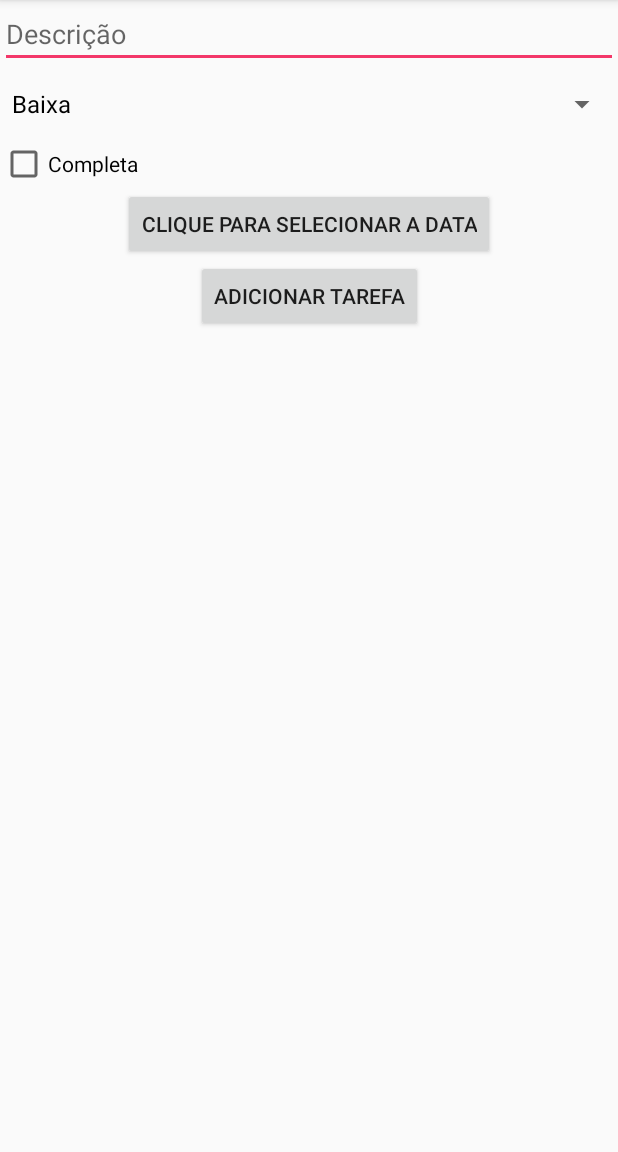
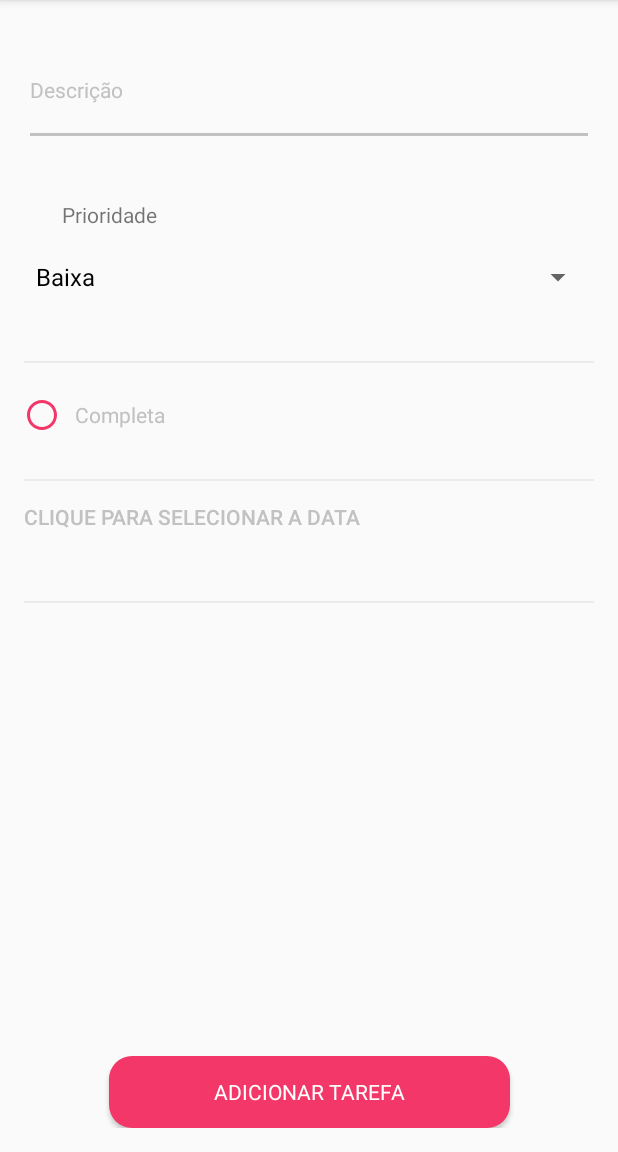
Before and after one commit to erikaAkab/task, an Android app: the TaskFormActivity screen opened directly, with no data from a screen before it, on a phone screen of 412 x 824 dp, the part 84-1236 px from its top. Run offline under Robolectric (Android 15) with nearby library versions, the phone set to English and light mode, and no system bars.

Commit message:
finish layouts

```diff
--- a/app/src/main/res/layout/activity_register.xml
+++ b/app/src/main/res/layout/activity_register.xml
@@ -5,6 +5,7 @@
         xmlns:app="http://schemas.android.com/apk/res-auto"
         android:layout_width="match_parent"
         android:layout_height="match_parent"
+        android:padding="@dimen/activity_vertical_margin"
         tools:context=".views.RegisterActivity">
 
     <EditText android:id="@+id/editName"
@@ -13,6 +14,8 @@
               app:layout_constraintLeft_toLeftOf="parent"
               app:layout_constraintRight_toRightOf="parent"
               app:layout_constraintTop_toTopOf="parent"
+              android:drawableLeft="@drawable/ic_name"
+              style="@style/mGrayEditText"
               android:hint="@string/nome"/>
 
     <EditText android:id="@+id/editEmail"
@@ -22,6 +25,8 @@
               app:layout_constraintRight_toRightOf="parent"
               app:layout_constraintTop_toBottomOf="@id/editName"
               android:inputType="textEmailAddress"
+              style="@style/mGrayEditText"
+              android:drawableLeft="@drawable/ic_mail"
               android:hint="@string/email"/>
 
     <EditText android:id="@+id/editPassword"
@@ -31,6 +36,8 @@
               app:layout_constraintRight_toRightOf="parent"
               app:layout_constraintTop_toBottomOf="@id/editEmail"
               android:inputType="textPassword"
+              android:drawableLeft="@drawable/ic_lock"
+              style="@style/mGrayEditText"
               android:hint="@string/senha"/>
 
     <Button android:id="@+id/buttonSave"
@@ -38,7 +45,8 @@
             android:layout_height="wrap_content"
             android:text="@string/cadastrar"
             android:layout_marginTop="50dp"
+            style="@style/mWhiteDefaultButton"
             app:layout_constraintLeft_toLeftOf="parent"
             app:layout_constraintRight_toRightOf="parent"
-            app:layout_constraintTop_toBottomOf="@id/editPassword"/>
+            app:layout_constraintBottom_toBottomOf="parent"/>
 </android.support.constraint.ConstraintLayout>
--- a/app/src/main/res/layout/activity_task_form.xml
+++ b/app/src/main/res/layout/activity_task_form.xml
@@ -5,44 +5,99 @@
         xmlns:app="http://schemas.android.com/apk/res-auto"
         android:layout_width="match_parent"
         android:layout_height="match_parent"
+        android:padding="16dp"
         tools:context=".views.TaskFormActivity">
 
     <EditText android:id="@+id/editDescription"
               android:layout_width="0dp"
               android:layout_height="wrap_content"
+              style="@style/mGrayEditText"
+              android:lines="2"
+              android:singleLine="false"
+              android:hint="@string/descricao"
+              android:layout_marginTop="16dp"
+              app:layout_constraintRight_toRightOf="parent"
               app:layout_constraintLeft_toLeftOf="parent"
-              app:layout_constraintRight_toRightOf="parent"
-              app:layout_constraintTop_toTopOf="parent"
-              android:hint="@string/descricao"/>
+              app:layout_constraintTop_toTopOf="parent"/>
+
+    <TextView android:id="@+id/spinnerText"
+              android:layout_width="0dp"
+              android:layout_height="wrap_content"
+              android:text="@string/prioridade"
+              android:paddingLeft="25dp"
+              android:layout_marginTop="36dp"
+              app:layout_constraintTop_toBottomOf="@+id/editDescription"
+              app:layout_constraintLeft_toLeftOf="parent"/>
 
     <Spinner android:id="@+id/spinnerPriority"
              android:layout_width="0dp"
              android:layout_height="wrap_content"
+             android:layout_marginTop="8dp"
+             app:layout_constraintTop_toBottomOf="@+id/spinnerText"
              app:layout_constraintLeft_toLeftOf="parent"
-             app:layout_constraintRight_toRightOf="parent"
-             app:layout_constraintTop_toBottomOf="@id/editDescription"/>
+             app:layout_constraintRight_toRightOf="parent"/>
+
+    <View
+            android:layout_width="match_parent"
+            android:layout_height="1dp"
+            android:background="#ececec"
+            android:layout_marginTop="32dp"
+            app:layout_constraintTop_toBottomOf="@+id/spinnerPriority"
+            app:layout_constraintEnd_toStartOf="parent"
+            app:layout_constraintEnd_toEndOf="parent"
+            android:id="@+id/view2"/>
 
     <CheckBox android:id="@+id/checkboxComplete"
               android:layout_width="0dp"
-              android:layout_height="wrap_content"
+              android:layout_height="21dp"
               android:text="@string/check_completa"
+              android:button="@drawable/checkbox_selector"
+              android:paddingLeft="10dp"
+              style="@style/mGrayTextView"
+              app:layout_constraintTop_toBottomOf="@+id/view2"
+              android:layout_marginTop="24dp"
               app:layout_constraintLeft_toLeftOf="parent"
-              app:layout_constraintRight_toRightOf="parent"
-              app:layout_constraintTop_toBottomOf="@id/spinnerPriority"/>
+              app:layout_constraintRight_toRightOf="parent"/>
+
+    <View
+            android:layout_width="match_parent"
+            android:layout_height="1dp"
+            android:background="#ececec"
+            android:layout_marginTop="32dp"
+            app:layout_constraintTop_toBottomOf="@+id/checkboxComplete"
+            app:layout_constraintEnd_toStartOf="parent"
+            app:layout_constraintEnd_toEndOf="parent"
+            android:id="@+id/view3"/>
 
     <Button android:id="@+id/buttonDate"
-            android:layout_width="wrap_content"
+            android:layout_width="0dp"
             android:layout_height="wrap_content"
+            android:gravity="center_vertical"
             android:text="@string/selecionar_data"
+            android:textColor="@color/colorGrayText"
+            android:textColorHint="@color/colorGrayText"
+            android:background="@android:color/transparent"
+            android:textSize="14sp"
+            app:layout_constraintTop_toBottomOf="@+id/view3"
             app:layout_constraintLeft_toLeftOf="parent"
-            app:layout_constraintRight_toRightOf="parent"
-            app:layout_constraintTop_toBottomOf="@id/checkboxComplete"/>
+            app:layout_constraintRight_toRightOf="parent"/>
+
+    <View
+            android:layout_width="match_parent"
+            android:layout_height="1dp"
+            android:background="#ececec"
+            android:layout_marginTop="32dp"
+            app:layout_constraintTop_toBottomOf="@+id/buttonDate"
+            app:layout_constraintEnd_toStartOf="parent"
+            app:layout_constraintEnd_toEndOf="parent"
+            android:id="@+id/view4"/>
 
     <Button android:id="@+id/buttonSave"
             android:layout_width="wrap_content"
             android:layout_height="wrap_content"
             android:text="@string/adicionar_tarefa"
+            style="@style/mWhiteDefaultButton"
+            app:layout_constraintBottom_toBottomOf="parent"
             app:layout_constraintLeft_toLeftOf="parent"
-            app:layout_constraintRight_toRightOf="parent"
-            app:layout_constraintTop_toBottomOf="@id/buttonDate"/>
+            app:layout_constraintRight_toRightOf="parent"/>
 </android.support.constraint.ConstraintLayout>
--- a/app/src/main/res/layout/nav_header_main.xml
+++ b/app/src/main/res/layout/nav_header_main.xml
@@ -4,7 +4,7 @@
         xmlns:app="http://schemas.android.com/apk/res-auto"
         android:layout_width="match_parent"
         android:layout_height="@dimen/nav_header_height"
-        android:background="@drawable/side_nav_bar"
+        android:background="@drawable/linear_background"
         android:paddingBottom="@dimen/activity_vertical_margin"
         android:paddingLeft="@dimen/activity_horizontal_margin"
         android:paddingRight="@dimen/activity_horizontal_margin"
@@ -14,25 +14,26 @@
         android:gravity="bottom">
 
     <ImageView
-            android:layout_width="wrap_content"
-            android:layout_height="wrap_content"
-            android:paddingTop="@dimen/nav_header_vertical_spacing"
-            app:srcCompat="@mipmap/ic_launcher_round"
-            android:contentDescription="@string/nav_header_desc"
+            android:layout_width="150dp"
+            android:layout_height="50dp"
+            android:paddingTop="16dp"
+            app:srcCompat="@drawable/ic_logotipo"
             android:id="@+id/imageView"/>
 
     <TextView
             android:id="@+id/textName"
             android:layout_width="match_parent"
             android:layout_height="wrap_content"
-            android:paddingTop="@dimen/nav_header_vertical_spacing"
+            android:paddingTop="16dp"
             android:text="@string/nav_header_title"
+            android:textColor="@color/white"
             android:textAppearance="@style/TextAppearance.AppCompat.Body1"/>
 
     <TextView
             android:id="@+id/textEmail"
             android:layout_width="wrap_content"
             android:layout_height="wrap_content"
+            android:textColor="@color/white"
             android:text="@string/nav_header_subtitle"/>
 
 </LinearLayout>
--- a/app/src/main/res/values-v21/styles.xml
+++ b/app/src/main/res/values-v21/styles.xml
@@ -11,4 +11,13 @@
         <item name="android:textSize">@dimen/mainTextSize</item>
         <item name="android:backgroundTint">#ffffff</item>
     </style>
+    <style name="mGrayEditText" parent="TextAppearance.AppCompat">
+        <item name="android:textColor">@color/colorGrayText</item>
+        <item name="android:paddingBottom">20dp</item>
+        <item name="android:textColorHint">@color/colorGrayText</item>
+        <item name="android:textSize">@dimen/mainTextSize</item>
+        <item name="android:layout_marginTop">15dp</item>
+        <item name="android:drawablePadding">20dp</item>
+        <item name="android:backgroundTint">@color/colorGrayText</item>
+    </style>
 </resources>
--- a/app/src/main/res/values/colors.xml
+++ b/app/src/main/res/values/colors.xml
@@ -6,4 +6,5 @@
     <color name="colorDefaultBackground">#f6f6f6</color>
     <color name="colorGrayText">#c1c1c1</color>
     <color name="colorDescriptionText">#535353</color>
+    <color name="white">#ffffff</color>
 </resources>
--- a/app/src/main/res/values/strings.xml
+++ b/app/src/main/res/values/strings.xml
@@ -22,11 +22,11 @@
     <string name="selecionar_data">Clique para selecionar a data</string>
     <string name="adicionar_tarefa">Adicionar tarefa</string>
     <string name="descricao">Descrição</string>
-    <string name="prioridade">Prioridade</string>
     <string name="tarefa_incluida_sucesso">Tarefa incluida com sucesso!</string>
     <string name="tarefa_alterada_sucesso">Tarefa alterada com sucesso!</string>
     <string name="tarefa_removida_sucesso">Tarefa removida com sucesso</string>
     <string name="atualizar_tarefa">Atualizar tarefa</string>
     <string name="n_o_tem_uma_conta">Não tem uma conta?</string>
     <string name="cadastre_se">Cadastre-se</string>
+    <string name="prioridade">Prioridade</string>
 </resources>
--- a/app/src/main/res/values/styles.xml
+++ b/app/src/main/res/values/styles.xml
@@ -25,8 +25,20 @@
         <item name="android:textColorHint">#ffffff</item>
         <item name="android:textSize">@dimen/mainTextSize</item>
     </style>
+    <style name="mGrayEditText" parent="TextAppearance.AppCompat">
+        <item name="android:textColor">@color/colorGrayText</item>
+        <item name="android:paddingBottom">20dp</item>
+        <item name="android:textColorHint">@color/colorGrayText</item>
+        <item name="android:textSize">@dimen/mainTextSize</item>
+        <item name="android:layout_marginTop">15dp</item>
+        <item name="android:drawablePadding">20dp</item>
+    </style>
     <style name="mWhiteTextView" parent="TextAppearance.AppCompat">
         <item name="android:textColor">#ffffff</item>
+        <item name="android:textSize">@dimen/mainTextSize</item>
+    </style>
+    <style name="mGrayTextView" parent="TextAppearance.AppCompat">
+        <item name="android:textColor">@color/colorGrayText</item>
         <item name="android:textSize">@dimen/mainTextSize</item>
     </style>
     <style name="mWhiteDefaultButton" parent="TextAppearance.AppCompat">
```
